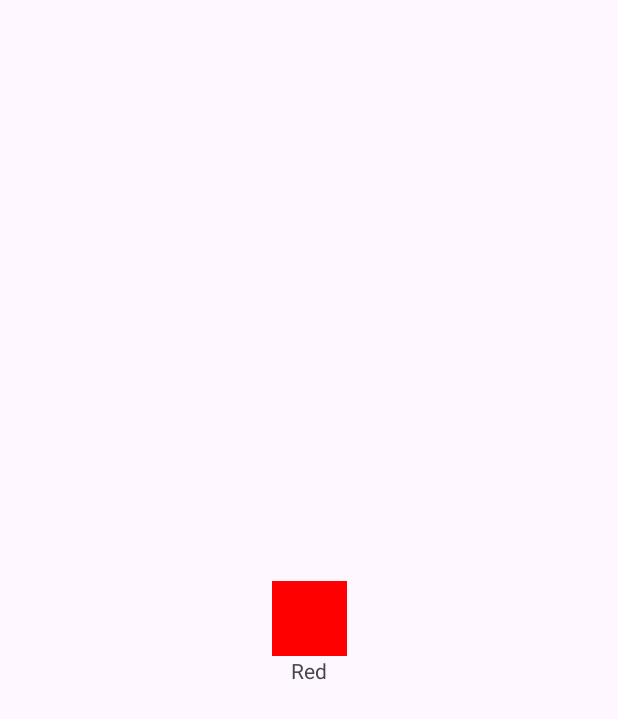
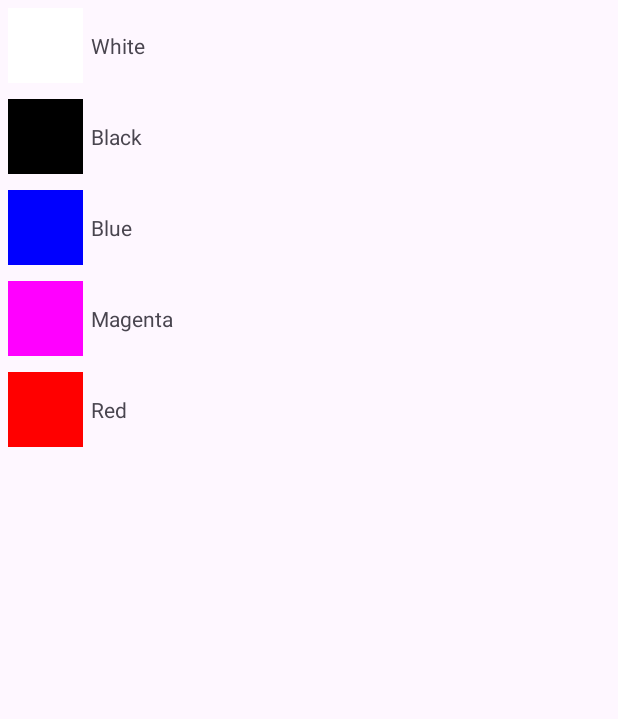
Before and after one commit to iredb/RecyclerView, an Android app: the screen it shows after launch (MainActivity), on a phone screen of 412 x 824 dp. Shown: the top 719 px of the screen. Run offline under Robolectric (Android 15) with nearby library versions, the phone set to English and light mode, and no system bars.

Commit message:
вполне

```diff
--- a/app/src/main/java/com/example/recyclerview/Adapter.kt
+++ b/app/src/main/java/com/example/recyclerview/Adapter.kt
@@ -7,43 +7,35 @@ import androidx.recyclerview.widget.RecyclerView
 import com.example.recyclerview.ColorData
 import com.example.recyclerview.R
 
+interface CellClickListener {
+    fun onCellClickListener(data: ColorData)
+}
+
 class Adapter(
     private val context: Context,
     private val list: ArrayList<ColorData>,
-    private val onCellClick: (String) -> Unit
+    private val cellClickListener: CellClickListener
 ) : RecyclerView.Adapter<Adapter.ViewHolder>() {
 
-    // ViewHolder для управления элементами rview_item.xml
-    class ViewHolder(view: View, private val onCellClick: (String) -> Unit) : RecyclerView.ViewHolder(view) {
-        val colorView: View = view.findViewById(R.id.view)
-        val colorName: TextView = view.findViewById(R.id.textView)
+    class ViewHolder(view: View) : RecyclerView.ViewHolder(view) {
+        val colorView: View = view.findViewById(R.id.colorView)
+        val colorName: TextView = view.findViewById(R.id.colorName)
+    }
 
-        fun bind(data: ColorData) {
-            colorView.setBackgroundColor(data.colorHex) // Устанавливаем цвет
-            colorName.text = data.colorName // Устанавливаем имя цвета
+    override fun onCreateViewHolder(parent: ViewGroup, viewType: Int): ViewHolder {
+        val view = LayoutInflater.from(context).inflate(R.layout.rview_item, parent, false)
+        return ViewHolder(view)
+    }
 
-            // Устанавливаем обработчик клика
-            itemView.setOnClickListener {
-                onCellClick(data.colorName) // Передаем название цвета в лямбда-выражение
-            }
+    override fun onBindViewHolder(holder: ViewHolder, position: Int) {
+        val data = list[position]
+        holder.colorView.setBackgroundColor(data.colorHex)
+        holder.colorName.text = data.colorName
+
+        holder.itemView.setOnClickListener {
+            cellClickListener.onCellClickListener(data)
         }
     }
 
-    // Создание нового ViewHolder
-    override fun onCreateViewHolder(parent: ViewGroup, viewType: Int): ViewHolder {
-        val view = LayoutInflater.from(context).inflate(R.layout.rview_item, parent, false)
-        return ViewHolder(view, onCellClick)
-    }
-
-    // Получение количества элементов в списке
-    override fun getItemCount(): Int {
-        return list.size
-    }
-
-    // Привязка данных к ViewHolder
-    override fun onBindViewHolder(holder: ViewHolder, position: Int) {
-        val data = list[position]
-        holder.colorView.setBackgroundColor(data.colorHex) // Устанавливаем цвет
-        holder.colorName.text = data.colorName // Устанавливаем имя цвета
-    }
+    override fun getItemCount(): Int = list.size
 }
--- a/app/src/main/java/com/example/recyclerview/MainActivity.kt
+++ b/app/src/main/java/com/example/recyclerview/MainActivity.kt
@@ -1,6 +1,7 @@
 package com.example.recyclerview
 
 import Adapter
+import CellClickListener
 import android.graphics.Color
 import androidx.appcompat.app.AppCompatActivity
 import android.os.Bundle
@@ -8,29 +9,30 @@ import android.widget.Toast
 import androidx.recyclerview.widget.LinearLayoutManager
 import androidx.recyclerview.widget.RecyclerView
 import androidx.activity.enableEdgeToEdge
-import androidx.core.view.ViewCompat
-import androidx.core.view.WindowInsetsCompat
 
-class MainActivity : AppCompatActivity() {
+class MainActivity : AppCompatActivity(), CellClickListener {
     override fun onCreate(savedInstanceState: Bundle?) {
         super.onCreate(savedInstanceState)
         enableEdgeToEdge()
         setContentView(R.layout.activity_main)
-        ViewCompat.setOnApplyWindowInsetsListener(findViewById(R.id.main)) { v, insets ->
-            val systemBars = insets.getInsets(WindowInsetsCompat.Type.systemBars())
-            v.setPadding(systemBars.left, systemBars.top, systemBars.right, systemBars.bottom)
-            insets
-        }
 
-        // Инициализация RecyclerView
         val recyclerView: RecyclerView = findViewById(R.id.rView)
         recyclerView.layoutManager = LinearLayoutManager(this)
 
+        val colorList = arrayListOf(
+            ColorData("White", Color.WHITE),
+            ColorData("Black", Color.BLACK),
+            ColorData("Blue", Color.BLUE),
+            ColorData("Magenta", Color.MAGENTA),
+            ColorData("Red", Color.RED)
+        )
+
         // Устанавливаем адаптер
-        recyclerView.adapter = Adapter(this, fetchColorList()) { colorName ->
-            // Обработка клика на ячейке
-            Toast.makeText(this, "Clicked: $colorName", Toast.LENGTH_SHORT).show()
-        }
+        recyclerView.adapter = Adapter(this, colorList, this)
+    }
+
+    override fun onCellClickListener(data: ColorData) {
+        Toast.makeText(this, "IT’S ${data.colorName}", Toast.LENGTH_SHORT).show()
     }
 }
 
@@ -38,16 +40,3 @@ data class ColorData(
     val colorName: String,
     val colorHex: Int
 )
-
-private fun fetchColorList(): ArrayList<ColorData> {
-    return arrayListOf(
-        ColorData("Red", Color.RED),
-        ColorData("Green", Color.GREEN),
-        ColorData("Blue", Color.BLUE),
-        ColorData("Yellow", Color.YELLOW),
-        ColorData("Cyan", Color.CYAN),
-        ColorData("Magenta", Color.MAGENTA),
-        ColorData("Black", Color.BLACK),
-        ColorData("White", Color.WHITE),
-    )
-}
--- a/app/src/main/res/layout/activity_main.xml
+++ b/app/src/main/res/layout/activity_main.xml
@@ -12,4 +12,13 @@
         android:layout_width="match_parent"
         android:layout_height="match_parent"
         android:id="@+id/rView"/>
+
+    <androidx.recyclerview.widget.RecyclerView
+        android:id="@+id/recycler_view"
+        android:layout_width="0dp"
+        android:layout_height="0dp"
+        app:layout_constraintBottom_toBottomOf="parent"
+        app:layout_constraintEnd_toEndOf="parent"
+        app:layout_constraintStart_toStartOf="parent"
+        app:layout_constraintTop_toTopOf="parent" />
 </LinearLayout>
--- a/app/src/main/res/layout/rview_item.xml
+++ b/app/src/main/res/layout/rview_item.xml
@@ -3,23 +3,25 @@
     xmlns:app="http://schemas.android.com/apk/res-auto"
     xmlns:tools="http://schemas.android.com/tools"
     android:layout_width="match_parent"
-    android:layout_height="match_parent">
+    android:layout_height="wrap_content">
 
     <View
-        android:id="@+id/view"
+        android:id="@+id/colorView"
         android:layout_width="50dp"
         android:layout_height="50dp"
+        app:layout_constraintStart_toStartOf="parent"
+        app:layout_constraintTop_toTopOf="parent"
+        app:layout_constraintBottom_toBottomOf="parent"
+        android:layout_margin="5dp"/>
+
+    <TextView
+        android:id="@+id/colorName"
+        android:layout_width="0dp"
+        android:layout_height="wrap_content"
+        app:layout_constraintStart_toEndOf="@id/colorView"
+        app:layout_constraintTop_toTopOf="parent"
         app:layout_constraintBottom_toBottomOf="parent"
         app:layout_constraintEnd_toEndOf="parent"
-        app:layout_constraintStart_toStartOf="parent"
-        app:layout_constraintTop_toTopOf="parent" />
+        android:layout_margin="5dp"/>
 
-    <TextView
-        android:id="@+id/textView"
-        android:layout_width="wrap_content"
-        android:layout_height="wrap_content"
-        android:text="TextView"
-        app:layout_constraintEnd_toEndOf="parent"
-        app:layout_constraintStart_toStartOf="parent"
-        app:layout_constraintTop_toBottomOf="@id/view"/>
 </androidx.constraintlayout.widget.ConstraintLayout>
```
